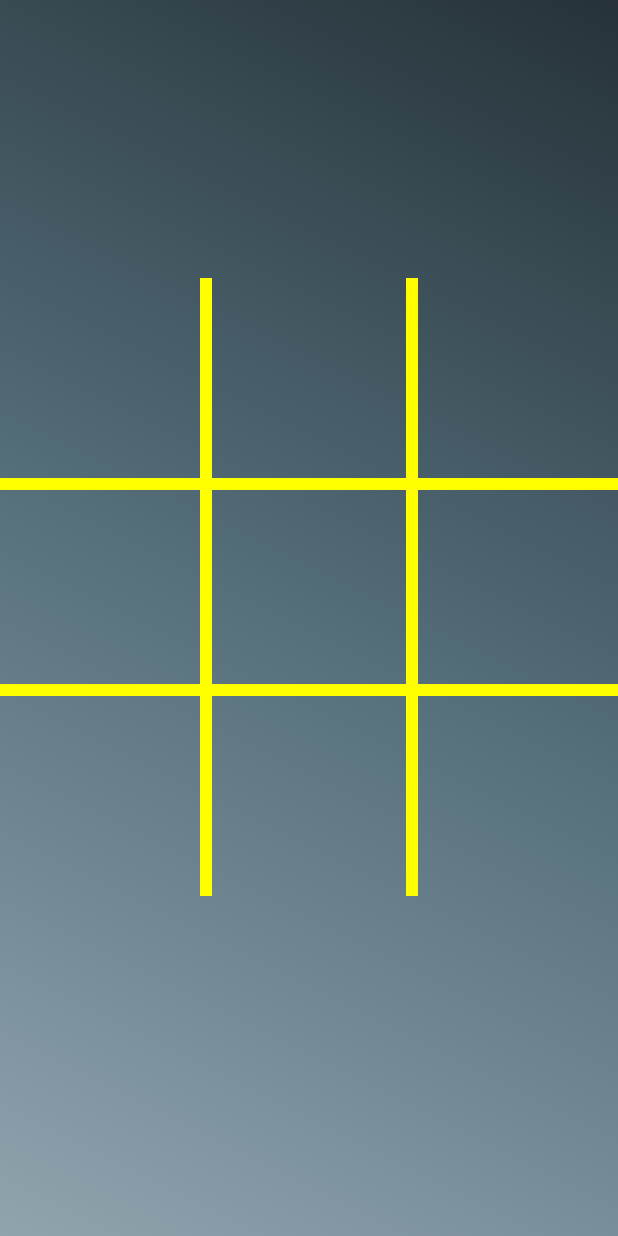
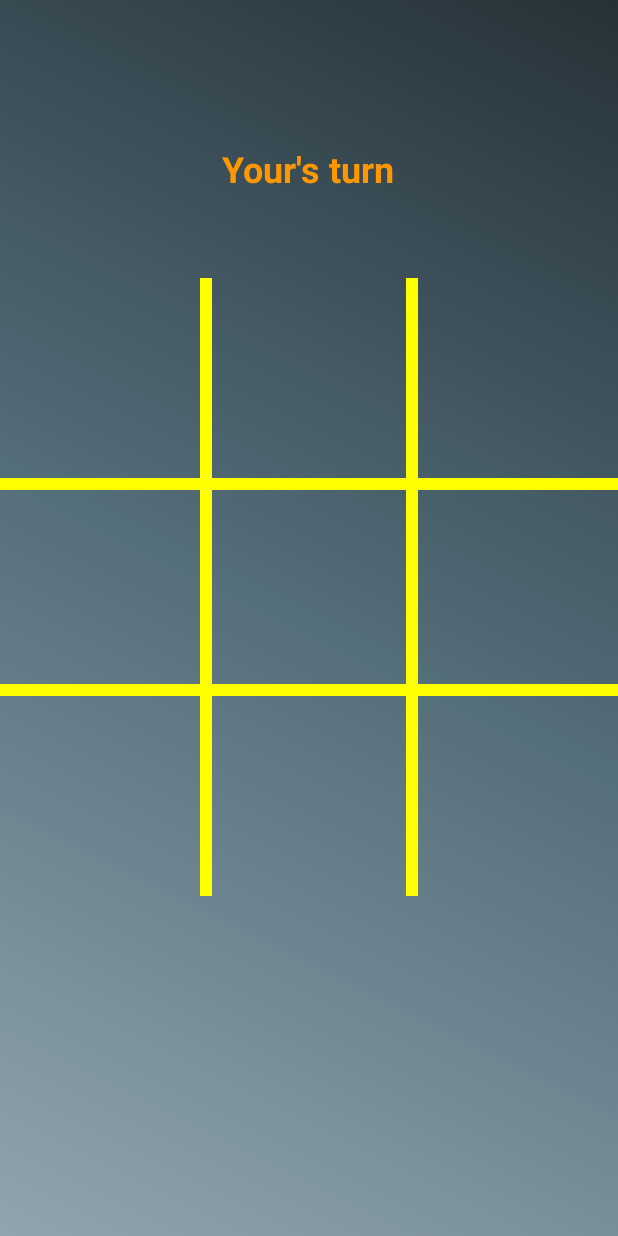
Before and after one commit to guygeller/TicTacToe, an Android app: the MainActivity screen opened directly, with no data from a screen before it, after a tap on "Play vs AI", on a phone screen of 412 x 824 dp. Run offline under Robolectric (Android 15) with nearby library versions, the phone set to English and light mode, and no system bars; 1 statement that could not run was skipped.

Commit message:
AI and Names tags fixed

```diff
--- a/app/src/main/java/com/example/tictactoe/GameDisplay.java
+++ b/app/src/main/java/com/example/tictactoe/GameDisplay.java
@@ -1,12 +1,9 @@
 package com.example.tictactoe;
 
 import androidx.appcompat.app.AppCompatActivity;
-
-
 import android.content.Intent;
 import android.os.Bundle;
 import android.view.View;
-import android.view.animation.AlphaAnimation;
 import android.widget.Button;
 import android.widget.TextView;
 
@@ -37,15 +34,21 @@ public class GameDisplay extends AppCompatActivity {
 
 
         if (playerNames != null) {
-            playerTurn.setText(getString(R.string.turn_string, playerNames[0]));
+            playerTurn.setText(getString(R.string.turn_string, playerNames[1]));
         }
+
+        if (aiNames != null) {
+            playerTurn.setText(getString(R.string.turn_string, aiNames[1]));
+        }
+
         int pressed = getIntent().getExtras().getInt("button");
 
         board.setUpGame(playAgain, home, playerTurn, playerNames);
 
         if (pressed == 1) {
-            board.setUpAIGame(playAgain, home, playerTurn, aiNames);
+            board.setUpGame(playAgain, home, playerTurn, aiNames);
         }
+
     }
 
 
--- a/app/src/main/java/com/example/tictactoe/MainActivity.java
+++ b/app/src/main/java/com/example/tictactoe/MainActivity.java
@@ -75,8 +75,8 @@ public class MainActivity extends AppCompatActivity {
 
     public void AIPlayClick(View view) {
         //AI activity
-        String you = "you";
-        String ai = "ai";
+        String you = getString(R.string.you_name);
+        String ai = getString(R.string.AI_name);
         Intent intent = new Intent(this, GameDisplay.class);
         intent.putExtra("PLAYER_AI_NAMES", new String[]{ai, you});
         intent.putExtra("button", 1);
--- a/app/src/main/java/com/example/tictactoe/PlayerSetup.java
+++ b/app/src/main/java/com/example/tictactoe/PlayerSetup.java
@@ -23,15 +23,15 @@ public class PlayerSetup extends AppCompatActivity {
     public void submitClick(View view) {
         String player1Name = player1.getText().toString();
         if (TextUtils.isEmpty(player1Name)) { // no name
-            player1Name = "Player 1";
+            player1Name = getString(R.string.player1_txt_view);
         }
         String player2Name = player2.getText().toString();
         if (TextUtils.isEmpty(player2Name)) { // no name
-            player2Name = "Player 2";
+            player2Name = getString(R.string.player2_txt_view);
         }
 
         Intent intent = new Intent(this, GameDisplay.class);
-        intent.putExtra("PLAYER_NAMES", new String[]{player1Name, player2Name});
+        intent.putExtra("PLAYER_NAMES", new String[]{player2Name, player1Name});
         startActivity(intent);
 
     }
--- a/app/src/main/java/com/example/tictactoe/TicTacToeBoard.java
+++ b/app/src/main/java/com/example/tictactoe/TicTacToeBoard.java
@@ -23,7 +23,7 @@ public class TicTacToeBoard extends View {
     private int cellSize = getWidth() / 3;
     private final GameLogic game;
     private boolean winningLine = false;
-    private AILogic aiGame;
+    private final AILogic aiGame;
 
 
     public TicTacToeBoard(Context context, @Nullable AttributeSet attrs) {
@@ -88,7 +88,7 @@ public class TicTacToeBoard extends View {
                     game.switchPlayer();
                     invalidate();
 
-                    if (game.getOtherPlayerName().equals("ai")) {
+                    if (game.getOtherPlayerName().equals(getContext().getString(R.string.AI_name))) {
                         AILogic.Move move = aiGame.findBestMove(game.getGameBoard());
                         if(!game.updateGameBoard(move.row + 1, move.col + 1)){
                             Log.e("TicTacToeBoard", "ai can't make the move r:" + move.row + " c:" + move.col);
@@ -221,13 +221,6 @@ public class TicTacToeBoard extends View {
         game.setPlayerNames(names);
     }
 
-    public void setUpAIGame(Button playAgain, Button home, TextView playerDisplay, String[] names) {
-        game.setPlayAgainBtn(playAgain);
-        game.setHomeBtn(home);
-        game.setPlayerTurn(playerDisplay);
-        game.setPlayerNames(names);
-    }
-
     public void resetGame() {
         game.resetGame();
         winningLine = false;
--- a/app/src/main/res/values/strings.xml
+++ b/app/src/main/res/values/strings.xml
@@ -13,4 +13,6 @@
     <string name="tie_string">Tie!!!</string>
     <string name="won_string">%1$s Won!!</string>
     <string name="turn_string">%1$s\'s turn</string>
+    <string name="AI_name">AI</string>
+    <string name="you_name">Your</string>
 </resources>
```
Also changed, not shown: app/src/main/java/com/example/tictactoe/GameLogic.java (+4 -12 lines), 1 other file.
